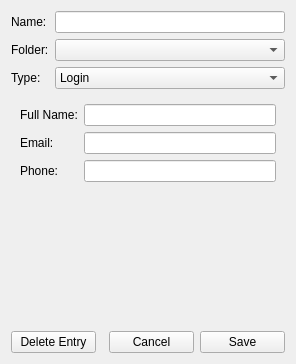
Before: the Qt Designer form src/ui/pages/entryeditor/entryeditorpage.ui in GoLab18/Vaultea, drawn with Qt 5.
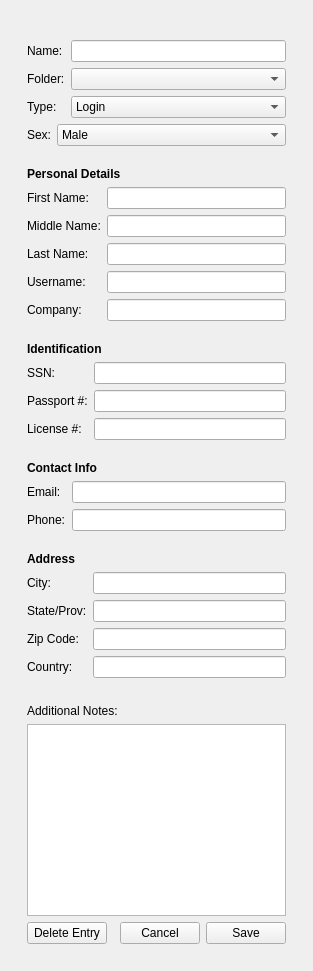
After: the same form once the commit is applied. The open tabs and pages were chosen to show the change. Custom widgets are drawn as their Qt base class.

Commit message: Added new fields handling, better layout and fields clearance

The edit to the form file:
```diff
--- a/src/ui/pages/entryeditor/entryeditorpage.ui
+++ b/src/ui/pages/entryeditor/entryeditorpage.ui
@@ -2,9 +2,16 @@
 <ui version="4.0">
  <class>EntryEditorPage</class>
  <widget class="QWidget" name="EntryEditorPage">
+  <layout class="QHBoxLayout" name="horizontalLayoutMain">
+   <item><spacer><property name="orientation"><enum>Qt::Horizontal</enum></property></spacer></item>
+   <item>
+    <widget class="QWidget" name="formContainer" native="true">
+     <property name="maximumSize"><size><width>600</width><height>16777215</height></size></property>
   <layout class="QVBoxLayout" name="verticalLayout">
+      <item><widget class="QLabel" name="timestampsLabel"><property name="alignment"><set>Qt::AlignCenter</set></property><property name="styleSheet"><string>color: gray;</string></property></widget></item>
+      
    <item>
-    <layout class="QFormLayout" name="formLayout">
+       <layout class="QFormLayout" name="formLayoutBase">
      <item row="0" column="0"><widget class="QLabel"><property name="text"><string>Name:</string></property></widget></item>
      <item row="0" column="1"><widget class="QLineEdit" name="nameLineEdit"/></item>
      <item row="1" column="0"><widget class="QLabel"><property name="text"><string>Folder:</string></property></widget></item>
@@ -20,48 +27,185 @@
      </item>
     </layout>
    </item>
+      
    <item>
     <widget class="QStackedWidget" name="typeStackedWidget">
+        
      <widget class="QWidget" name="pageLogin">
       <layout class="QFormLayout">
        <item row="0" column="0"><widget class="QLabel"><property name="text"><string>Username:</string></property></widget></item>
-       <item row="0" column="1"><widget class="QLineEdit" name="usernameEdit"/></item>
+          <item row="0" column="1">
+           <layout class="QHBoxLayout">
+            <item><widget class="QLineEdit" name="usernameEdit"/></item>
+            <item><widget class="QToolButton" name="copyUserBtn"/></item>
+           </layout>
+          </item>
        <item row="1" column="0"><widget class="QLabel"><property name="text"><string>Password:</string></property></widget></item>
-       <item row="1" column="1"><widget class="QLineEdit" name="passwordEdit"><property name="echoMode"><enum>QLineEdit::Password</enum></property></widget></item>
-       <item row="2" column="0"><widget class="QLabel"><property name="text"><string>URLs (comma separated):</string></property></widget></item>
-       <item row="2" column="1"><widget class="QLineEdit" name="urlsEdit"/></item>
-      </layout>
-     </widget>
+          <item row="1" column="1">
+           <layout class="QHBoxLayout">
+            <item><widget class="PasswordLineEdit" name="passwordEdit"><property name="echoMode"><enum>QLineEdit::Password</enum></property></widget></item>
+            <item><widget class="QToolButton" name="copyPassBtn"/></item>
+           </layout>
+          </item>
+          <item row="2" column="0"><widget class="QLabel"><property name="text"><string>URLs:</string></property></widget></item>
+          <item row="2" column="1">
+           <widget class="QWidget" name="urlsContainer" native="true">
+            <layout class="QVBoxLayout" name="urlsLayout"><property name="margin"><number>0</number></property></layout>
+           </widget>
+          </item>
+          <item row="3" column="1"><widget class="QPushButton" name="addUrlBtn"><property name="text"><string>+ Add URL</string></property></widget></item>
+         </layout>
+        </widget>
+
      <widget class="QWidget" name="pageCard">
       <layout class="QFormLayout">
-       <item row="0" column="0"><widget class="QLabel"><property name="text"><string>Holder:</string></property></widget></item>
-       <item row="0" column="1"><widget class="QLineEdit" name="cardHolderEdit"/></item>
-       <item row="1" column="0"><widget class="QLabel"><property name="text"><string>Number:</string></property></widget></item>
-       <item row="1" column="1"><widget class="QLineEdit" name="cardNumberEdit"/></item>
-       <item row="2" column="0"><widget class="QLabel"><property name="text"><string>Expiry:</string></property></widget></item>
-       <item row="2" column="1"><widget class="QLineEdit" name="cardExpiryEdit"><property name="placeholderText"><string>MM/YY</string></property></widget></item>
-       <item row="3" column="0"><widget class="QLabel"><property name="text"><string>CVV:</string></property></widget></item>
-       <item row="3" column="1"><widget class="QLineEdit" name="cardCvvEdit"><property name="echoMode"><enum>QLineEdit::Password</enum></property><property name="maxLength"><number>4</number></property></widget></item>
-      </layout>
-     </widget>
+          <item row="0" column="0"><widget class="QLabel"><property name="text"><string>Card Type:</string></property></widget></item>
+          <item row="0" column="1">
+           <widget class="QComboBox" name="cardTypeCombo">
+            <item><property name="text"><string>Visa</string></property></item>
+            <item><property name="text"><string>MasterCard</string></property></item>
+            <item><property name="text"><string>Amex</string></property></item>
+            <item><property name="text"><string>Discover</string></property></item>
+            <item><property name="text"><string>Other</string></property></item>
+           </widget>
+          </item>
+          <item row="1" column="0"><widget class="QLabel"><property name="text"><string>Holder:</string></property></widget></item>
+          <item row="1" column="1"><widget class="QLineEdit" name="cardHolderEdit"/></item>
+          <item row="2" column="0"><widget class="QLabel"><property name="text"><string>Number:</string></property></widget></item>
+          <item row="2" column="1">
+           <layout class="QHBoxLayout">
+            <item><widget class="QLineEdit" name="cardNumberEdit"/></item>
+            <item><widget class="QToolButton" name="copyCardBtn"/></item>
+           </layout>
+          </item>
+          <item row="3" column="0"><widget class="QLabel"><property name="text"><string>Expiry:</string></property></widget></item>
+          <item row="3" column="1"><widget class="QLineEdit" name="cardExpiryEdit"><property name="placeholderText"><string>MM/YY</string></property></widget></item>
+          <item row="4" column="0"><widget class="QLabel"><property name="text"><string>CVV:</string></property></widget></item>
+          <item row="4" column="1"><widget class="PasswordLineEdit" name="cardCvvEdit"/></item>
+         </layout>
+        </widget>
+
      <widget class="QWidget" name="pageIdentity">
+         <layout class="QVBoxLayout" name="identityVbox">
+          <property name="margin"><number>0</number></property>
+          
+          <item>
       <layout class="QFormLayout">
-       <item row="0" column="0"><widget class="QLabel"><property name="text"><string>Full Name:</string></property></widget></item>
-       <item row="0" column="1"><widget class="QLineEdit" name="fullNameEdit"/></item>
-       <item row="1" column="0"><widget class="QLabel"><property name="text"><string>Email:</string></property></widget></item>
-       <item row="1" column="1"><widget class="QLineEdit" name="emailEdit"/></item>
-       <item row="2" column="0"><widget class="QLabel"><property name="text"><string>Phone:</string></property></widget></item>
-       <item row="2" column="1"><widget class="QLineEdit" name="phoneEdit"/></item>
-      </layout>
-     </widget>
+            <item row="0" column="0"><widget class="QLabel"><property name="text"><string>Sex:</string></property></widget></item>
+            <item row="0" column="1">
+             <widget class="QComboBox" name="sexCombo">
+              <item><property name="text"><string>Male</string></property></item><item><property name="text"><string>Female</string></property></item><item><property name="text"><string>Other</string></property></item><item><property name="text"><string>Unknown</string></property></item>
+             </widget>
+            </item>
+           </layout>
+          </item>
+
+          <item>
+           <spacer name="spacerIdentity1">
+            <property name="orientation"><enum>Qt::Vertical</enum></property>
+            <property name="sizeType"><enum>QSizePolicy::Fixed</enum></property>
+            <property name="sizeHint"><size><width>20</width><height>15</height></size></property>
+           </spacer>
+          </item>
+
+          <item><widget class="QLabel"><property name="text"><string>&lt;b&gt;Personal Details&lt;/b&gt;</string></property></widget></item>
+          <item>
+           <layout class="QFormLayout">
+            <item row="0" column="0"><widget class="QLabel"><property name="text"><string>First Name:</string></property></widget></item>
+            <item row="0" column="1"><widget class="QLineEdit" name="firstNameEdit"/></item>
+            <item row="1" column="0"><widget class="QLabel"><property name="text"><string>Middle Name:</string></property></widget></item>
+            <item row="1" column="1"><widget class="QLineEdit" name="middleNameEdit"/></item>
+            <item row="2" column="0"><widget class="QLabel"><property name="text"><string>Last Name:</string></property></widget></item>
+            <item row="2" column="1"><widget class="QLineEdit" name="lastNameEdit"/></item>
+            <item row="3" column="0"><widget class="QLabel"><property name="text"><string>Username:</string></property></widget></item>
+            <item row="3" column="1"><widget class="QLineEdit" name="idUsernameEdit"/></item>
+            <item row="4" column="0"><widget class="QLabel"><property name="text"><string>Company:</string></property></widget></item>
+            <item row="4" column="1"><widget class="QLineEdit" name="companyEdit"/></item>
+           </layout>
+          </item>
+
+          <item>
+           <spacer name="spacerIdentity2">
+            <property name="orientation"><enum>Qt::Vertical</enum></property>
+            <property name="sizeType"><enum>QSizePolicy::Fixed</enum></property>
+            <property name="sizeHint"><size><width>20</width><height>15</height></size></property>
+           </spacer>
+          </item>
+
+          <item><widget class="QLabel"><property name="text"><string>&lt;b&gt;Identification&lt;/b&gt;</string></property></widget></item>
+          <item>
+           <layout class="QFormLayout">
+            <item row="0" column="0"><widget class="QLabel"><property name="text"><string>SSN:</string></property></widget></item>
+            <item row="0" column="1"><widget class="PasswordLineEdit" name="ssnEdit"/></item>
+            <item row="1" column="0"><widget class="QLabel"><property name="text"><string>Passport #:</string></property></widget></item>
+            <item row="1" column="1"><widget class="QLineEdit" name="passportEdit"/></item>
+            <item row="2" column="0"><widget class="QLabel"><property name="text"><string>License #:</string></property></widget></item>
+            <item row="2" column="1"><widget class="QLineEdit" name="licenseEdit"/></item>
+           </layout>
+          </item>
+
+          <item>
+           <spacer name="spacerIdentity3">
+            <property name="orientation"><enum>Qt::Vertical</enum></property>
+            <property name="sizeType"><enum>QSizePolicy::Fixed</enum></property>
+            <property name="sizeHint"><size><width>20</width><height>15</height></size></property>
+           </spacer>
+          </item>
+
+          <item><widget class="QLabel"><property name="text"><string>&lt;b&gt;Contact Info&lt;/b&gt;</string></property></widget></item>
+          <item>
+           <layout class="QFormLayout">
+            <item row="0" column="0"><widget class="QLabel"><property name="text"><string>Email:</string></property></widget></item>
+            <item row="0" column="1"><widget class="QLineEdit" name="emailEdit"/></item>
+            <item row="1" column="0"><widget class="QLabel"><property name="text"><string>Phone:</string></property></widget></item>
+            <item row="1" column="1"><widget class="QLineEdit" name="phoneEdit"/></item>
+           </layout>
+          </item>
+
+          <item>
+           <spacer name="spacerIdentity4">
+            <property name="orientation"><enum>Qt::Vertical</enum></property>
+            <property name="sizeType"><enum>QSizePolicy::Fixed</enum></property>
+            <property name="sizeHint"><size><width>20</width><height>15</height></size></property>
+           </spacer>
+          </item>
+
+          <item><widget class="QLabel"><property name="text"><string>&lt;b&gt;Address&lt;/b&gt;</string></property></widget></item>
+          <item>
+           <layout class="QFormLayout">
+            <item row="0" column="0"><widget class="QLabel"><property name="text"><string>City:</string></property></widget></item>
+            <item row="0" column="1"><widget class="QLineEdit" name="cityEdit"/></item>
+            <item row="1" column="0"><widget class="QLabel"><property name="text"><string>State/Prov:</string></property></widget></item>
+            <item row="1" column="1"><widget class="QLineEdit" name="stateEdit"/></item>
+            <item row="2" column="0"><widget class="QLabel"><property name="text"><string>Zip Code:</string></property></widget></item>
+            <item row="2" column="1"><widget class="QLineEdit" name="zipEdit"/></item>
+            <item row="3" column="0"><widget class="QLabel"><property name="text"><string>Country:</string></property></widget></item>
+            <item row="3" column="1"><widget class="QLineEdit" name="countryEdit"/></item>
+           </layout>
+          </item>
+         </layout>
+        </widget>
+
      <widget class="QWidget" name="pageNote">
       <layout class="QVBoxLayout">
-       <item><widget class="QLabel"><property name="text"><string>Note Content:</string></property></widget></item>
-       <item><widget class="QTextEdit" name="noteContentEdit"/></item>
+          <property name="margin"><number>0</number></property>
+          <item><widget class="QTextEdit" name="secureNoteContent"><property name="placeholderText"><string>Enter secure note here...</string></property></widget></item>
       </layout>
      </widget>
     </widget>
    </item>
+      
+      <item>
+       <spacer name="spacerNotesSection">
+        <property name="orientation"><enum>Qt::Vertical</enum></property>
+        <property name="sizeType"><enum>QSizePolicy::Fixed</enum></property>
+        <property name="sizeHint"><size><width>20</width><height>20</height></size></property>
+       </spacer>
+      </item>
+
+      <item><widget class="QLabel"><property name="text"><string>Additional Notes:</string></property></widget></item>
+      <item><widget class="QTextEdit" name="notesEdit"><property name="maximumHeight"><number>80</number></property></widget></item>
+
    <item>
     <layout class="QHBoxLayout">
      <item><widget class="QPushButton" name="deleteButton"><property name="text"><string>Delete Entry</string></property></widget></item>
@@ -70,6 +214,24 @@
      <item><widget class="QPushButton" name="saveButton"><property name="text"><string>Save</string></property></widget></item>
     </layout>
    </item>
-  </layout>
- </widget>
+
+      <item>
+       <spacer name="verticalSpacerBottom">
+        <property name="orientation"><enum>Qt::Vertical</enum></property>
+       </spacer>
+      </item>
+
+     </layout>
+    </widget>
+   </item>
+   <item><spacer><property name="orientation"><enum>Qt::Horizontal</enum></property></spacer></item>
+  </layout>
+ </widget>
+ <customwidgets>
+  <customwidget>
+   <class>PasswordLineEdit</class>
+   <extends>QLineEdit</extends>
+   <header>ui/widgets/passwordlineedit.h</header>
+  </customwidget>
+ </customwidgets>
 </ui>
```
Lines whose indentation alone changed are shown as unchanged. The commit also changes 2 other files.
